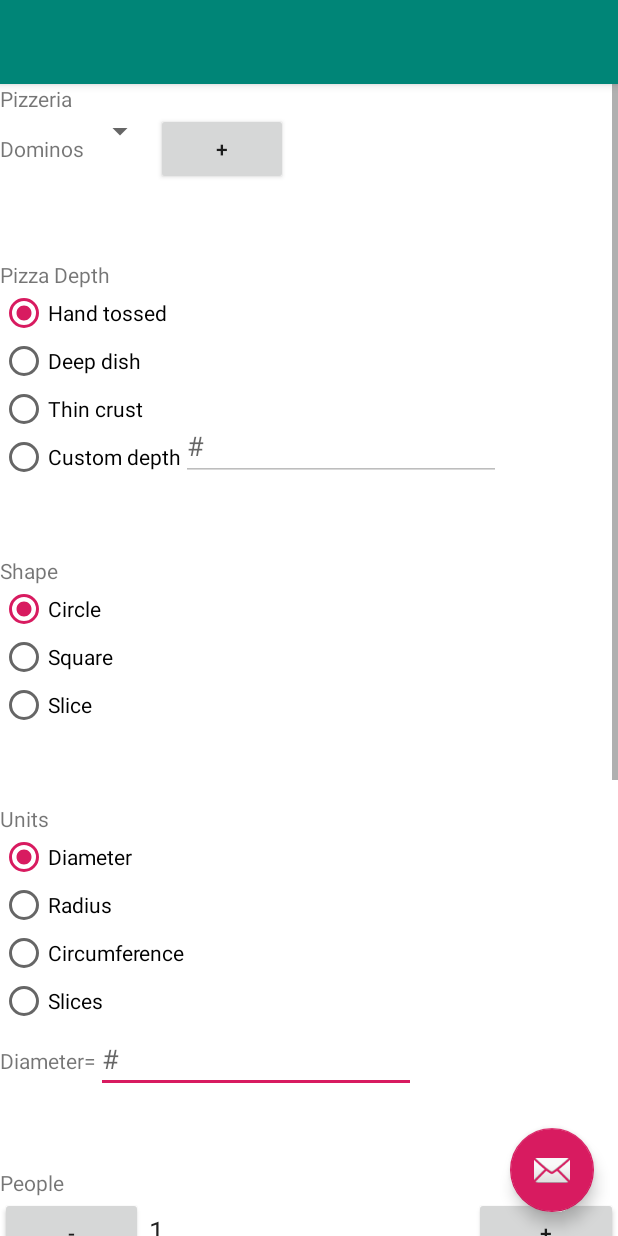
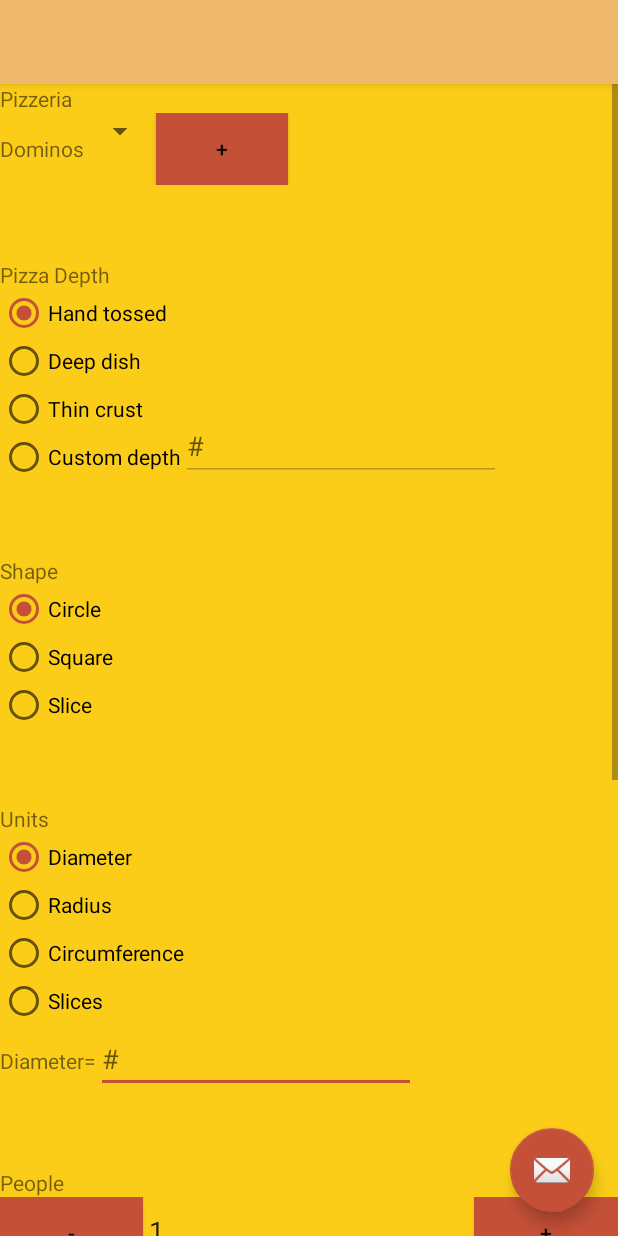
Before and after one commit to AdamWhiteside/PizzaCalculator, an Android app: the calc screen opened directly, with no data from a screen before it, on a phone screen of 412 x 824 dp. Run offline under Robolectric (Android 15) with nearby library versions, the phone set to English and light mode, and no system bars.

Commit message:
New Features ----- Added Background color to all activities Added colorBackground value Added color to all buttons
Changes -----
Changed colorPrimary, colorPrimaryDark, and colorAccent color values

```diff
--- a/app/src/main/res/layout/activity_calc.xml
+++ b/app/src/main/res/layout/activity_calc.xml
@@ -4,6 +4,7 @@
     xmlns:tools="http://schemas.android.com/tools"
     android:layout_width="match_parent"
     android:layout_height="match_parent"
+    android:background="@color/colorBackground"
     tools:context=".calc">
 
     <com.google.android.material.appbar.AppBarLayout
--- a/app/src/main/res/layout/activity_help.xml
+++ b/app/src/main/res/layout/activity_help.xml
@@ -4,6 +4,7 @@
     xmlns:tools="http://schemas.android.com/tools"
     android:layout_width="match_parent"
     android:layout_height="match_parent"
+    android:background="@color/colorBackground"
     tools:context=".MainActivity">
 
     <com.google.android.material.appbar.AppBarLayout
--- a/app/src/main/res/layout/activity_leaderboard.xml
+++ b/app/src/main/res/layout/activity_leaderboard.xml
@@ -4,6 +4,7 @@ xmlns:app="http://schemas.android.com/apk/res-auto"
 xmlns:tools="http://schemas.android.com/tools"
 android:layout_width="match_parent"
 android:layout_height="match_parent"
+android:background="@color/colorBackground"
 tools:context=".MainActivity">
 
 <com.google.android.material.appbar.AppBarLayout
--- a/app/src/main/res/layout/activity_main.xml
+++ b/app/src/main/res/layout/activity_main.xml
@@ -4,6 +4,7 @@
     xmlns:tools="http://schemas.android.com/tools"
     android:layout_width="match_parent"
     android:layout_height="match_parent"
+    android:background="@color/colorBackground"
     tools:context=".MainActivity">
 
     <com.google.android.material.appbar.AppBarLayout
@@ -16,6 +17,7 @@
             android:layout_width="match_parent"
             android:layout_height="?attr/actionBarSize"
             android:background="?attr/colorPrimary"
+
             app:popupTheme="@style/AppTheme.PopupOverlay" />
 
     </com.google.android.material.appbar.AppBarLayout>
--- a/app/src/main/res/layout/content_calc.xml
+++ b/app/src/main/res/layout/content_calc.xml
@@ -4,10 +4,10 @@
     xmlns:tools="http://schemas.android.com/tools"
     android:layout_width="match_parent"
     android:layout_height="match_parent"
+
     app:layout_behavior="@string/appbar_scrolling_view_behavior"
     tools:context=".calc"
-    tools:showIn="@layout/activity_calc"
-    android:background="@color/white">
+    tools:showIn="@layout/activity_calc">
 
     <ScrollView
         android:layout_width="match_parent"
@@ -51,6 +51,7 @@
                         android:id="@+id/Pizzeria_New"
                         android:layout_width="wrap_content"
                         android:layout_height="wrap_content"
+                        android:background="@color/colorAccent"
                         android:text="+" />
 
                 </LinearLayout>
@@ -256,6 +257,7 @@
                         android:id="@+id/People_Less"
                         android:layout_width="wrap_content"
                         android:layout_height="wrap_content"
+                        android:background="@color/colorAccent"
                         android:layout_weight="1"
                         android:text="-" />
 
@@ -273,6 +275,7 @@
                         android:id="@+id/People_More"
                         android:layout_width="wrap_content"
                         android:layout_height="wrap_content"
+                        android:background="@color/colorAccent"
                         android:layout_weight="1"
                         android:text="+" />
                 </LinearLayout>
@@ -328,6 +331,7 @@
                         android:layout_width="wrap_content"
                         android:layout_height="wrap_content"
                         android:layout_weight="1"
+                        android:background="@color/colorAccent"
                         android:enabled="false"
                         android:text="-" />
 
@@ -346,6 +350,7 @@
                         android:layout_width="wrap_content"
                         android:layout_height="wrap_content"
                         android:layout_weight="1"
+                        android:background="@color/colorAccent"
                         android:enabled="false"
                         android:text="+" />
                 </LinearLayout>
@@ -358,6 +363,7 @@
                     android:id="@+id/calcButton"
                     android:layout_width="match_parent"
                     android:layout_height="wrap_content"
+                    android:background="@color/colorAccent"
                     android:text="Calculate" />
 
             </LinearLayout>
--- a/app/src/main/res/layout/content_help.xml
+++ b/app/src/main/res/layout/content_help.xml
@@ -23,6 +23,7 @@
             android:id="@+id/buttonMain1"
             android:layout_width="wrap_content"
             android:layout_height="wrap_content"
+            android:background="@color/colorAccent"
             android:text="main" />
     </LinearLayout>
 
--- a/app/src/main/res/layout/content_leaderboard.xml
+++ b/app/src/main/res/layout/content_leaderboard.xml
@@ -84,6 +84,7 @@ tools:showIn="@layout/activity_leaderboard">
                 android:id="@+id/buttonMain"
                 android:layout_width="match_parent"
                 android:layout_height="wrap_content"
+                android:background="@color/colorAccent"
                 android:text="Main" />
 
         </LinearLayout>
--- a/app/src/main/res/layout/content_main.xml
+++ b/app/src/main/res/layout/content_main.xml
@@ -25,13 +25,19 @@
             android:layout_width="wrap_content"
             android:layout_height="wrap_content"
             android:text="Pick Pi"
+            android:background="@color/colorAccent"
             android:layout_gravity="center_vertical|center_horizontal"
             />
+
+        <Space
+            android:layout_width="match_parent"
+            android:layout_height="5dp" />
 
         <Button
             android:id="@+id/help"
             android:layout_width="wrap_content"
             android:layout_height="wrap_content"
+            android:background="@color/colorAccent"
             android:text="Help"
             android:layout_gravity="center_vertical|center_horizontal"
             />
--- a/app/src/main/res/values/colors.xml
+++ b/app/src/main/res/values/colors.xml
@@ -1,8 +1,8 @@
 <?xml version="1.0" encoding="utf-8"?>
 <resources>
-    <color name="colorPrimary">#008577</color>
-    <color name="colorPrimaryDark">#00574B</color>
-    <color name="colorAccent">#D81B60</color>
-
+    <color name="colorPrimary">#eeb86d</color>
+    <color name="colorPrimaryDark">#eeb86d</color>
+    <color name="colorAccent">#c55038</color>
+    <color name="colorBackground">#fccd18</color>
     <color name="black_overlay">#66000000</color>
 </resources>
```
Also changed, not shown: app/src/main/java/com/pizza_pi/MainActivity.java (line endings or trailing spaces).
